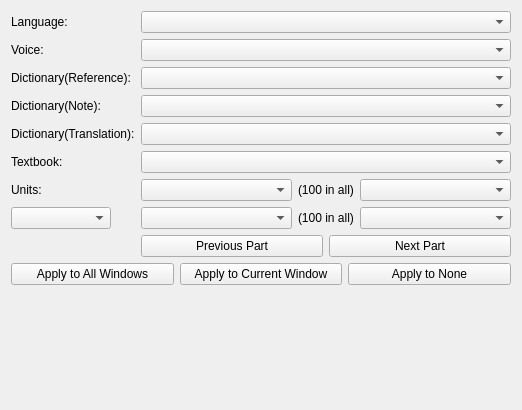
First picture: the form in UI/settingsdialog.ui, repository zwvista/LollyQt, before the edit.
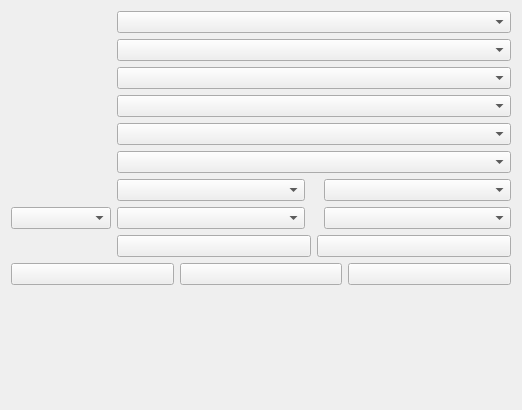
Second picture: the form after the edit.

What changed in the file:
```diff
--- a/UI/settingsdialog.ui
+++ b/UI/settingsdialog.ui
@@ -31,7 +31,7 @@
         </sizepolicy>
        </property>
        <property name="text">
-        <string>Language:</string>
+        <wstring>Language:</wstring>
        </property>
       </widget>
      </item>
@@ -57,7 +57,7 @@
         </sizepolicy>
        </property>
        <property name="text">
-        <string>Voice:</string>
+        <wstring>Voice:</wstring>
        </property>
       </widget>
      </item>
@@ -83,7 +83,7 @@
         </sizepolicy>
        </property>
        <property name="text">
-        <string>Dictionary(Reference):</string>
+        <wstring>Dictionary(Reference):</wstring>
        </property>
       </widget>
      </item>
@@ -109,7 +109,7 @@
         </sizepolicy>
        </property>
        <property name="text">
-        <string>Dictionary(Note):</string>
+        <wstring>Dictionary(Note):</wstring>
        </property>
       </widget>
      </item>
@@ -135,7 +135,7 @@
         </sizepolicy>
        </property>
        <property name="text">
-        <string>Dictionary(Translation):</string>
+        <wstring>Dictionary(Translation):</wstring>
        </property>
       </widget>
      </item>
@@ -161,7 +161,7 @@
         </sizepolicy>
        </property>
        <property name="text">
-        <string>Textbook:</string>
+        <wstring>Textbook:</wstring>
        </property>
       </widget>
      </item>
@@ -181,7 +181,7 @@
      <item row="6" column="0">
       <widget class="QLabel" name="lblUnits">
        <property name="text">
-        <string>Units:</string>
+        <wstring>Units:</wstring>
        </property>
       </widget>
      </item>
@@ -206,7 +206,7 @@
        <item>
         <widget class="QLabel" name="lblUnitsInAllFrom">
          <property name="text">
-          <string>(100 in all)</string>
+          <wstring>(100 in all)</wstring>
          </property>
         </widget>
        </item>
@@ -265,7 +265,7 @@
        <item>
         <widget class="QLabel" name="lblUnitsInAllTo">
          <property name="text">
-          <string>(100 in all)</string>
+          <wstring>(100 in all)</wstring>
          </property>
         </widget>
        </item>
@@ -292,7 +292,7 @@
        <item>
         <widget class="QPushButton" name="btnPrevious">
          <property name="text">
-          <string>Previous Part</string>
+          <wstring>Previous Part</wstring>
          </property>
          <property name="autoDefault">
           <bool>false</bool>
@@ -302,7 +302,7 @@
        <item>
         <widget class="QPushButton" name="btnNext">
          <property name="text">
-          <string>Next Part</string>
+          <wstring>Next Part</wstring>
          </property>
          <property name="autoDefault">
           <bool>false</bool>
@@ -316,7 +316,7 @@
        <item>
         <widget class="QPushButton" name="btnApplyAll">
          <property name="text">
-          <string>Apply to All Windows</string>
+          <wstring>Apply to All Windows</wstring>
          </property>
          <property name="autoDefault">
           <bool>false</bool>
@@ -326,7 +326,7 @@
        <item>
         <widget class="QPushButton" name="btnApplyCurrent">
          <property name="text">
-          <string>Apply to Current Window</string>
+          <wstring>Apply to Current Window</wstring>
          </property>
          <property name="autoDefault">
           <bool>false</bool>
@@ -336,7 +336,7 @@
        <item>
         <widget class="QPushButton" name="btnNext_2">
          <property name="text">
-          <string>Apply to None</string>
+          <wstring>Apply to None</wstring>
          </property>
          <property name="autoDefault">
           <bool>false</bool>
```
Left out of the diff: 2 changed lines with no effect on the pictures.
